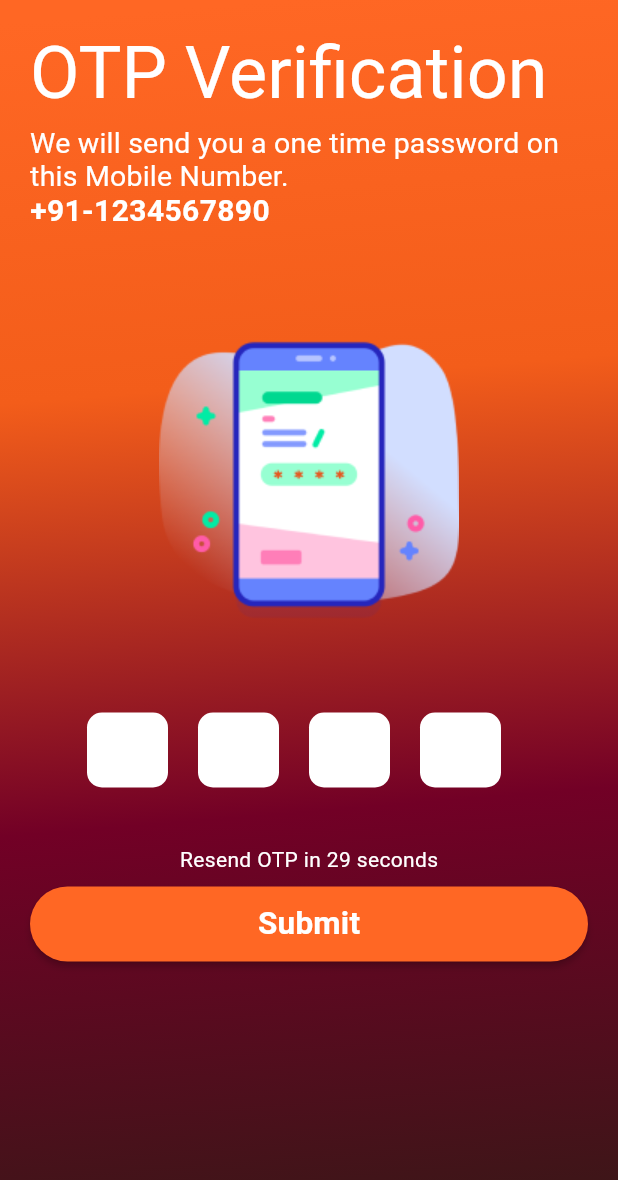
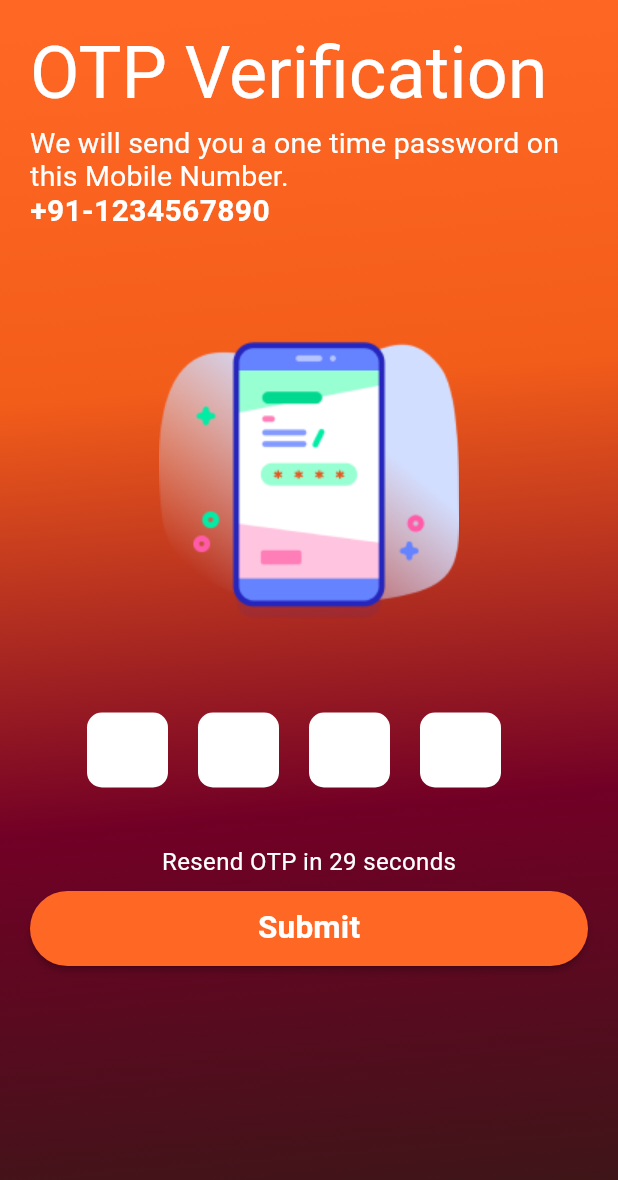
Before and after one commit to ChandraChaan/apna_chotu_app, a Flutter app: the screen it shows after launch, after a tap on "Send OTP", on a phone screen of 412 x 824 dp. Shown: the top 1180 px of the screen. Run offline on Flutter 3.47's test engine with Material 2 defaults, Android fonts, the phone set to English and light mode, and no system bars; our stand-ins replace cached_network_image, connectivity, dio, dots_indicator, get, get_storage and 1 more.

Commit message:
otp screen completed

```diff
--- a/lib/presentation/otp_screen.dart
+++ b/lib/presentation/otp_screen.dart
@@ -241,7 +241,7 @@ class _OTPScreenState extends State<OTPScreen> {
                           child: Text(
                             'Resend OTP in $_remainingTime seconds',
                             style: const TextStyle(
-                              fontSize: 14.0,
+                              fontSize: 16.0,
                               color: Colors.white,
                             ),
                           ),
```
